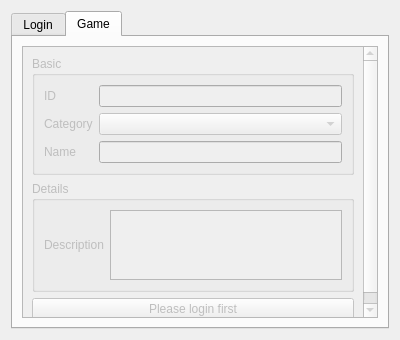
Qt form creator/plugins/docks/distributiondock/distributiondock.ui (KDE/gluon) before a commit.
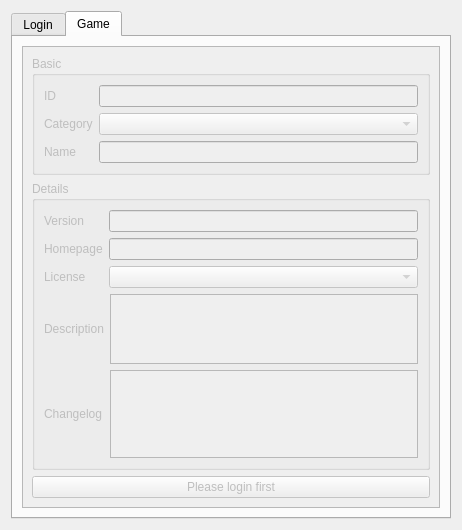
The same form after that commit. The open tabs and pages were chosen to show the change.

What changed in the file:
```diff
--- a/creator/plugins/docks/distributiondock/distributiondock.ui
+++ b/creator/plugins/docks/distributiondock/distributiondock.ui
@@ -6,14 +6,14 @@
    <rect>
     <x>0</x>
     <y>0</y>
-    <width>400</width>
-    <height>340</height>
+    <width>462</width>
+    <height>530</height>
    </rect>
   </property>
   <property name="windowTitle">
    <string>Distribution</string>
   </property>
-  <layout class="QVBoxLayout" name="verticalLayout">
+  <layout class="QVBoxLayout" name="verticalLayout_11">
    <item>
     <widget class="QTabWidget" name="tabWidget">
      <property name="currentIndex">
@@ -103,11 +103,11 @@
            <rect>
             <x>0</x>
             <y>0</y>
-            <width>370</width>
-            <height>287</height>
+            <width>432</width>
+            <height>477</height>
            </rect>
           </property>
-          <layout class="QVBoxLayout" name="verticalLayout_8">
+          <layout class="QVBoxLayout" name="verticalLayout">
            <item>
             <widget class="QGroupBox" name="basicGroupBox">
              <property name="title">
@@ -164,16 +164,72 @@
              <property name="title">
               <string>Details</string>
              </property>
-             <layout class="QHBoxLayout" name="horizontalLayout_3">
+             <layout class="QVBoxLayout" name="verticalLayout_8">
               <item>
-               <widget class="QLabel" name="label_3">
-                <property name="text">
-                 <string>Description</string>
-                </property>
-               </widget>
+               <layout class="QHBoxLayout" name="horizontalLayout_3">
+                <item>
+                 <layout class="QVBoxLayout" name="verticalLayout_10">
+                  <item>
+                   <widget class="QLabel" name="label_7">
+                    <property name="text">
+                     <string>Version</string>
+                    </property>
+                   </widget>
+                  </item>
+                  <item>
+                   <widget class="QLabel" name="label_3">
+                    <property name="text">
+                     <string>Homepage</string>
+                    </property>
+                   </widget>
+                  </item>
+                  <item>
+                   <widget class="QLabel" name="label_9">
+                    <property name="text">
+                     <string>License</string>
+                    </property>
+                   </widget>
+                  </item>
+                 </layout>
+                </item>
+                <item>
+                 <layout class="QVBoxLayout" name="verticalLayout_9">
+                  <item>
+                   <widget class="QLineEdit" name="versionEdit"/>
+                  </item>
+                  <item>
+                   <widget class="QLineEdit" name="homepageEdit"/>
+                  </item>
+                  <item>
+                   <widget class="QComboBox" name="licenseList"/>
+                  </item>
+                 </layout>
+                </item>
+               </layout>
               </item>
               <item>
-               <widget class="QPlainTextEdit" name="descriptionEdit"/>
+               <layout class="QGridLayout" name="gridLayout">
+                <item row="0" column="1" rowspan="2">
+                 <widget class="QPlainTextEdit" name="descriptionEdit"/>
+                </item>
+                <item row="2" column="1">
+                 <widget class="QPlainTextEdit" name="changelogEdit"/>
+                </item>
+                <item row="2" column="0">
+                 <widget class="QLabel" name="label_8">
+                  <property name="text">
+                   <string>Changelog</string>
+                  </property>
+                 </widget>
+                </item>
+                <item row="0" column="0" rowspan="2">
+                 <widget class="QLabel" name="label_10">
+                  <property name="text">
+                   <string>Description</string>
+                  </property>
+                 </widget>
+                </item>
+               </layout>
               </item>
              </layout>
             </widget>
@@ -185,19 +241,6 @@
              </property>
             </widget>
            </item>
-           <item>
-            <spacer name="verticalSpacer">
-             <property name="orientation">
-              <enum>Qt::Vertical</enum>
-             </property>
-             <property name="sizeHint" stdset="0">
-              <size>
-               <width>20</width>
-               <height>56</height>
-              </size>
-             </property>
-            </spacer>
-           </item>
           </layout>
          </widget>
         </widget>
```
Left out of the diff: 4 changed lines with no effect on the pictures.
